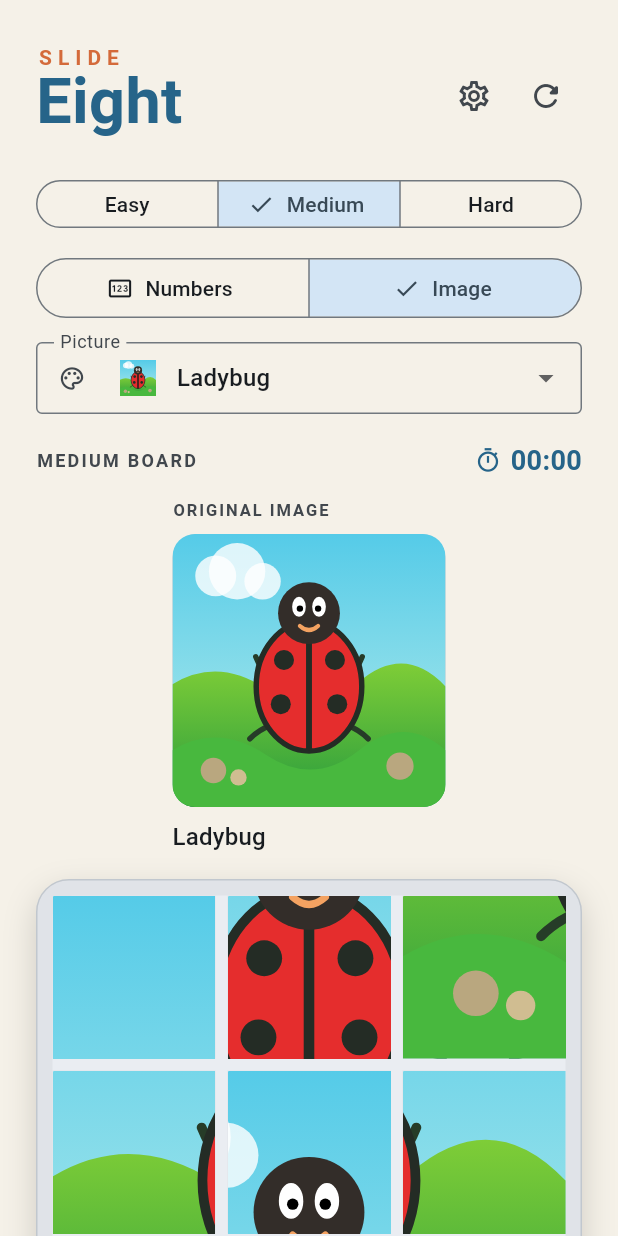
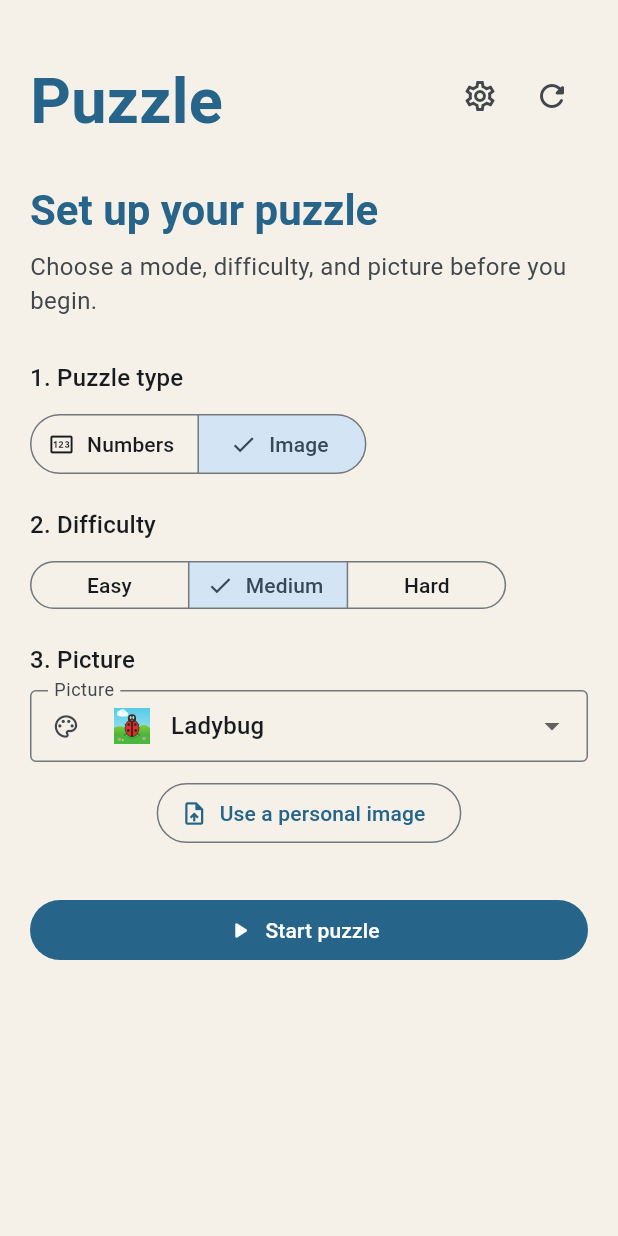
Before and after one commit to shahparan71/sliding_puzzle, a Flutter app: the screen it shows after launch, after a tap on "Image", on a phone screen of 412 x 824 dp. Run offline on Flutter 3.47's test engine with Material 3 defaults, Android fonts, the phone set to English and light mode, and no system bars; our stand-ins replace flutter_svg, image_picker; Roboto replaces fonts that are missing (Georgia).

Commit message:
Adds personal image selection and dedicates home to setup.

```diff
--- a/lib/app.dart
+++ b/lib/app.dart
@@ -18,7 +18,7 @@ class MyApp extends StatelessWidget {
       ],
       child: Consumer<SettingsProvider>(
         builder: (context, settings, child) => MaterialApp(
-          title: 'Slide Eight',
+          title: 'Puzzle',
           theme: AppTheme.light,
           darkTheme: AppTheme.dark,
           themeMode: settings.themeMode,
--- a/lib/providers/puzzle_provider.dart
+++ b/lib/providers/puzzle_provider.dart
@@ -1,4 +1,5 @@
 import 'dart:async';
+import 'dart:typed_data';
 
 import 'package:flutter/foundation.dart';
 
@@ -13,6 +14,7 @@ class PuzzleProvider extends ChangeNotifier {
   Difficulty _difficulty = Difficulty.medium;
   PuzzleMode _mode = PuzzleMode.numbers;
   PuzzleImage _image = PuzzleImage.ladybug;
+  Uint8List? _personalImageBytes;
   PuzzleBoard _board;
   final Stopwatch _stopwatch = Stopwatch();
   Timer? _timer;
@@ -22,6 +24,7 @@ class PuzzleProvider extends ChangeNotifier {
   Difficulty get difficulty => _difficulty;
   PuzzleMode get mode => _mode;
   PuzzleImage get image => _image;
+  Uint8List? get personalImageBytes => _personalImageBytes;
   List<int> get tiles => _board.tiles;
   bool get isComplete => _isComplete;
   String get formattedTime {
@@ -44,6 +47,12 @@ class PuzzleProvider extends ChangeNotifier {
   void selectImage(PuzzleImage image) {
     if (_image == image) return;
     _image = image;
+    _personalImageBytes = null;
+    newGame();
+  }
+
+  void selectPersonalImage(Uint8List bytes) {
+    _personalImageBytes = bytes;
     newGame();
   }
 
--- a/lib/views/home/home_view.dart
+++ b/lib/views/home/home_view.dart
@@ -1,17 +1,30 @@
 import 'package:flutter/material.dart';
+import 'package:image_picker/image_picker.dart';
 import 'package:provider/provider.dart';
 
+import '../../models/puzzle_mode.dart';
 import '../../providers/puzzle_provider.dart';
-import '../../models/puzzle_mode.dart';
+import '../../widgets/difficulty_selector.dart';
+import '../../widgets/image_puzzle_controls.dart';
+import '../../widgets/puzzle_header.dart';
 import '../settings/settings_view.dart';
-import '../../widgets/completion_message.dart';
-import '../../widgets/difficulty_selector.dart';
-import '../../widgets/puzzle_board_view.dart';
-import '../../widgets/puzzle_header.dart';
-import '../../widgets/image_puzzle_controls.dart';
+import '../puzzle/puzzle_view.dart';
 
 class HomeView extends StatelessWidget {
   const HomeView({super.key});
+
+  Future<void> _pickPersonalImage(BuildContext context) async {
+    final picked = await ImagePicker().pickImage(source: ImageSource.gallery);
+    if (picked == null || !context.mounted) return;
+    final bytes = await picked.readAsBytes();
+    if (context.mounted) context.read<PuzzleProvider>().selectPersonalImage(bytes);
+  }
+
+  void _startPuzzle(BuildContext context) {
+    Navigator.of(context).push(
+      MaterialPageRoute<void>(builder: (_) => const PuzzleView()),
+    );
+  }
 
   @override
   Widget build(BuildContext context) {
@@ -22,10 +35,10 @@ class HomeView extends StatelessWidget {
     return Scaffold(
       body: SafeArea(
         child: SingleChildScrollView(
-          padding: const EdgeInsets.fromLTRB(24, 28, 24, 24),
+          padding: const EdgeInsets.fromLTRB(20, 28, 20, 28),
           child: Center(
             child: ConstrainedBox(
-              constraints: const BoxConstraints(maxWidth: 820),
+              constraints: const BoxConstraints(maxWidth: 560),
               child: Column(
                 crossAxisAlignment: CrossAxisAlignment.stretch,
                 children: [
@@ -33,81 +46,64 @@ class HomeView extends StatelessWidget {
                     onReset: provider.newGame,
                     onSettings: () => SettingsView.show(context),
                   ),
+                  const SizedBox(height: 34),
+                  Text(
+                    'Set up your puzzle',
+                    style: Theme.of(context).textTheme.headlineMedium?.copyWith(
+                          color: colors.primary,
+                          fontWeight: FontWeight.bold,
+                        ),
+                  ),
+                  const SizedBox(height: 8),
+                  Text(
+                    'Choose a mode, difficulty, and picture before you begin.',
+                    style: TextStyle(color: colors.onSurfaceVariant, fontSize: 16),
+                  ),
                   const SizedBox(height: 28),
-                  DifficultySelector(selected: game.difficulty, onChanged: provider.selectDifficulty),
-                  const SizedBox(height: 12),
-                  SegmentedButton<PuzzleMode>(
+                  _SetupSection(
+                    title: '1. Puzzle type',
+                    child: SegmentedButton<PuzzleMode>(
                       segments: PuzzleMode.values
-                        .map((mode) => ButtonSegment(
+                          .map(
+                            (mode) => ButtonSegment(
                               value: mode,
                               icon: Icon(mode == PuzzleMode.numbers ? Icons.pin_outlined : Icons.image_outlined),
                               label: Text(mode.label),
-                            ))
+                            ),
+                          )
                           .toList(),
                       selected: {game.mode},
                       onSelectionChanged: (value) => provider.selectMode(value.first),
                     ),
+                  ),
+                  const SizedBox(height: 18),
+                  _SetupSection(
+                    title: '2. Difficulty',
+                    child: DifficultySelector(
+                      selected: game.difficulty,
+                      onChanged: provider.selectDifficulty,
+                    ),
+                  ),
                   if (game.mode == PuzzleMode.image) ...[
-                    const SizedBox(height: 12),
-                    ImagePuzzleControls(selected: game.image, onChanged: provider.selectImage),
-                  ],
                     const SizedBox(height: 18),
-                  Row(
-                    mainAxisAlignment: MainAxisAlignment.spaceBetween,
-                    children: [
-                      Text(
-                        '${game.difficulty.label.toUpperCase()} BOARD',
-                        style: TextStyle(color: colors.onSurfaceVariant, fontSize: 12, fontWeight: FontWeight.bold, letterSpacing: 1.5),
+                    _SetupSection(
+                      title: '3. Picture',
+                      child: ImagePuzzleControls(
+                        selected: game.image,
+                        onChanged: provider.selectImage,
+                        hasPersonalImage: game.personalImageBytes != null,
+                        onPickPersonalImage: () => _pickPersonalImage(context),
                       ),
-                      Row(
-                        children: [
-                          Icon(Icons.timer_outlined, size: 18, color: colors.primary),
-                          const SizedBox(width: 6),
-                          Text(
-                            game.formattedTime,
-                            style: TextStyle(color: colors.primary, fontSize: 18, fontWeight: FontWeight.bold),
                     ),
                   ],
+                  const SizedBox(height: 30),
+                  FilledButton.icon(
+                    onPressed: () => _startPuzzle(context),
+                    icon: const Icon(Icons.play_arrow_rounded),
+                    label: const Padding(
+                      padding: EdgeInsets.symmetric(vertical: 4),
+                      child: Text('Start puzzle'),
                     ),
-                    ],
-                  ),
-                  const SizedBox(height: 12),
-                  if (game.mode == PuzzleMode.image) ...[
-                    LayoutBuilder(
-                      builder: (context, constraints) {
-                        final sideBySide = constraints.maxWidth >= 620;
-                        final board = const PuzzleBoardView();
-                        final reference = PuzzleImageReference(image: game.image);
-                        if (sideBySide) {
-                          return Row(
-                            crossAxisAlignment: CrossAxisAlignment.start,
-                            children: [
-                              Expanded(child: board),
-                              const SizedBox(width: 18),
-                              SizedBox(width: 95, child: reference),
-                            ],
-                          );
-                        }
-                        return Column(
-                          children: [
-                            SizedBox(width: constraints.maxWidth * .5, child: reference),
-                            const SizedBox(height: 16),
-                            board,
-                          ],
-                        );
-                      },
-                    ),
-                  ] else
-                    const PuzzleBoardView(),
-                  const SizedBox(height: 22),
-                  game.isComplete
-                      ? CompletionMessage(onNewGame: provider.newGame)
-                        : Text(
-                            game.mode == PuzzleMode.numbers
-                              ? 'Slide the tiles into numerical order'
-                              : 'Slide the picture back together',
-                          textAlign: TextAlign.center,
-                          style: TextStyle(color: colors.onSurfaceVariant, fontSize: 15),
                   ),
                 ],
               ),
@@ -118,3 +114,22 @@ class HomeView extends StatelessWidget {
     );
   }
 }
+
+class _SetupSection extends StatelessWidget {
+  const _SetupSection({required this.title, required this.child});
+
+  final String title;
+  final Widget child;
+
+  @override
+  Widget build(BuildContext context) {
+    return Column(
+      crossAxisAlignment: CrossAxisAlignment.start,
+      children: [
+        Text(title, style: Theme.of(context).textTheme.titleMedium),
+        const SizedBox(height: 8),
+        child,
+      ],
+    );
+  }
+}
--- a/lib/widgets/image_puzzle_controls.dart
+++ b/lib/widgets/image_puzzle_controls.dart
@@ -1,17 +1,22 @@
 import 'package:flutter/material.dart';
 import 'package:flutter_svg/flutter_svg.dart';
+import 'dart:typed_data';
 
 import '../models/puzzle_image.dart';
 
 class ImagePuzzleControls extends StatelessWidget {
-  const ImagePuzzleControls({super.key, required this.selected, required this.onChanged});
+  const ImagePuzzleControls({super.key, required this.selected, required this.onChanged, required this.onPickPersonalImage, required this.hasPersonalImage});
 
   final PuzzleImage selected;
   final ValueChanged<PuzzleImage> onChanged;
+  final VoidCallback onPickPersonalImage;
+  final bool hasPersonalImage;
 
   @override
   Widget build(BuildContext context) {
-    return DropdownButtonFormField<PuzzleImage>(
+    return Column(
+      children: [
+        DropdownButtonFormField<PuzzleImage>(
           value: selected,
           decoration: const InputDecoration(
             labelText: 'Picture',
@@ -39,14 +44,23 @@ class ImagePuzzleControls extends StatelessWidget {
           onChanged: (image) {
             if (image != null) onChanged(image);
           },
+        ),
+        const SizedBox(height: 10),
+        OutlinedButton.icon(
+          onPressed: onPickPersonalImage,
+          icon: const Icon(Icons.upload_file_outlined),
+          label: Text(hasPersonalImage ? 'Choose a different image' : 'Use a personal image'),
+        ),
+      ],
     );
   }
 }
 
 class PuzzleImageReference extends StatelessWidget {
-  const PuzzleImageReference({super.key, required this.image});
+  const PuzzleImageReference({super.key, required this.image, required this.personalImageBytes});
 
   final PuzzleImage image;
+  final Uint8List? personalImageBytes;
 
   @override
   Widget build(BuildContext context) {
@@ -75,12 +89,17 @@ class PuzzleImageReference extends StatelessWidget {
             ),
             child: ClipRRect(
               borderRadius: BorderRadius.circular(15),
-              child: SvgPicture.asset(image.assetPath, fit: BoxFit.cover),
+                child: personalImageBytes == null
+                  ? SvgPicture.asset(image.assetPath, fit: BoxFit.cover)
+                  : Image.memory(personalImageBytes!, fit: BoxFit.cover),
             ),
           ),
         ),
         const SizedBox(height: 8),
-        Text(image.label, style: Theme.of(context).textTheme.titleMedium),
+        Text(
+          personalImageBytes == null ? image.label : 'Personal image',
+          style: Theme.of(context).textTheme.titleMedium,
+        ),
       ],
     );
   }
--- a/lib/widgets/puzzle_board_view.dart
+++ b/lib/widgets/puzzle_board_view.dart
@@ -1,6 +1,7 @@
 import 'package:flutter/material.dart';
 import 'package:flutter_svg/flutter_svg.dart';
 import 'package:provider/provider.dart';
+import 'dart:typed_data';
 
 import '../providers/puzzle_provider.dart';
 import '../models/puzzle_mode.dart';
@@ -13,6 +14,7 @@ class PuzzleBoardView extends StatelessWidget {
   Widget build(BuildContext context) {
     final game = context.watch<PuzzleProvider>();
     final colors = Theme.of(context).colorScheme;
+    final isImagePuzzle = game.mode == PuzzleMode.image;
 
     return AspectRatio(
       aspectRatio: 1,
@@ -20,7 +22,7 @@ class PuzzleBoardView extends StatelessWidget {
         padding: const EdgeInsets.all(10),
         decoration: BoxDecoration(
           color: colors.surfaceContainerHighest,
-          borderRadius: BorderRadius.circular(22),
+          borderRadius: isImagePuzzle ? BorderRadius.zero : BorderRadius.circular(22),
           border: Border.all(color: colors.outlineVariant),
           boxShadow: [
             BoxShadow(
@@ -39,7 +41,7 @@ class PuzzleBoardView extends StatelessWidget {
             return DecoratedBox(
               decoration: BoxDecoration(
                 color: colors.surface.withValues(alpha: .45),
-                borderRadius: BorderRadius.circular(14),
+                borderRadius: isImagePuzzle ? BorderRadius.zero : BorderRadius.circular(14),
               ),
               child: Stack(
                 children: [
@@ -58,6 +60,7 @@ class PuzzleBoardView extends StatelessWidget {
                           value: game.tiles[index],
                           mode: game.mode,
                           image: game.image,
+                          personalImageBytes: game.personalImageBytes,
                           onTap: () => context.read<PuzzleProvider>().move(game.tiles[index]),
                         ),
                       ),
@@ -72,11 +75,12 @@ class PuzzleBoardView extends StatelessWidget {
 }
 
 class PuzzleTile extends StatelessWidget {
-  const PuzzleTile({super.key, required this.value, required this.mode, required this.image, required this.onTap});
+  const PuzzleTile({super.key, required this.value, required this.mode, required this.image, required this.personalImageBytes, required this.onTap});
 
   final int value;
   final PuzzleMode mode;
   final PuzzleImage image;
+  final Uint8List? personalImageBytes;
   final VoidCallback onTap;
 
   @override
@@ -84,7 +88,7 @@ class PuzzleTile extends StatelessWidget {
     final colors = Theme.of(context).colorScheme;
 
     if (mode == PuzzleMode.image) {
-      return _ImagePuzzleTile(value: value, image: image, onTap: onTap);
+      return _ImagePuzzleTile(value: value, image: image, personalImageBytes: personalImageBytes, onTap: onTap);
     }
 
     return Material(
@@ -111,10 +115,11 @@ class PuzzleTile extends StatelessWidget {
 }
 
 class _ImagePuzzleTile extends StatelessWidget {
-  const _ImagePuzzleTile({required this.value, required this.image, required this.onTap});
+  const _ImagePuzzleTile({required this.value, required this.image, required this.personalImageBytes, required this.onTap});
 
   final int value;
   final PuzzleImage image;
+  final Uint8List? personalImageBytes;
   final VoidCallback onTap;
 
   @override
@@ -140,10 +145,9 @@ class _ImagePuzzleTile extends StatelessWidget {
                   top: -(sourceIndex ~/ size) * tileSize.height,
                   width: tileSize.width * size,
                   height: tileSize.height * size,
-                  child: SvgPicture.asset(
-                    image.assetPath,
-                    fit: BoxFit.fill,
-                  ),
+                  child: personalImageBytes == null
+                      ? SvgPicture.asset(image.assetPath, fit: BoxFit.fill)
+                      : Image.memory(personalImageBytes!, fit: BoxFit.fill),
                 ),
                 DecoratedBox(
                   decoration: BoxDecoration(
--- a/lib/widgets/puzzle_header.dart
+++ b/lib/widgets/puzzle_header.dart
@@ -15,8 +15,8 @@ class PuzzleHeader extends StatelessWidget {
         Column(
           crossAxisAlignment: CrossAxisAlignment.start,
           children: [
-            const Text('SLIDE', style: TextStyle(color: Color(0xffd46a3a), fontSize: 14, fontWeight: FontWeight.bold, letterSpacing: 4)),
-            Text('Eight', style: TextStyle(color: Theme.of(context).colorScheme.primary, fontSize: 42, fontWeight: FontWeight.bold, height: .95)),
+            const Text('', style: TextStyle(color: Color(0xffd46a3a), fontSize: 14, fontWeight: FontWeight.bold, letterSpacing: 4)),
+            Text('Puzzle', style: TextStyle(color: Theme.of(context).colorScheme.primary, fontSize: 42, fontWeight: FontWeight.bold, height: .95)),
           ],
         ),
         Row(
--- a/pubspec.yaml
+++ b/pubspec.yaml
@@ -32,6 +32,7 @@ dependencies:
     sdk: flutter
   provider: ^6.1.2
   flutter_svg: ^2.0.17
+  image_picker: ^1.1.2
 
   # The following adds the Cupertino Icons font to your application.
   # Use with the CupertinoIcons class for iOS style icons.
```
Also changed, not shown: lib/views/puzzle/puzzle_view.dart (added, +109 -0 lines), pubspec.lock, 2 other files. Lines whose indentation alone changed are shown as unchanged.
